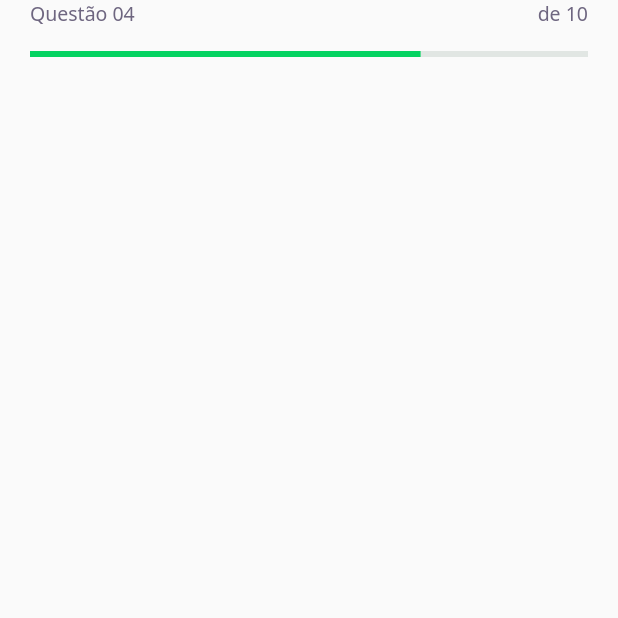
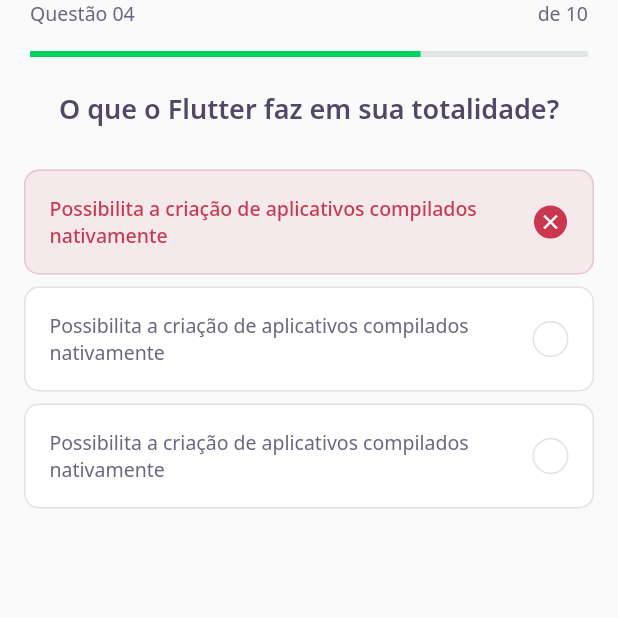
Before and after one commit to edilson-rodrigues/flutter_quiz_nlw, a Flutter app: the screen it shows after launch, on a phone screen of 412 x 824 dp, the top half of it. Run offline on Flutter 3.47's test engine with Material 2 defaults, Android fonts, the phone set to English and light mode, and no system bars; our stand-ins replace google_fonts.

Commit message:
trilha flutter 02

```diff
--- /dev/null
+++ b/lib/challenge/awnser/awnser_widget.dart
@@ -0,0 +1,87 @@
+import 'package:dev_quiz/core/app_colors.dart';
+import 'package:dev_quiz/core/core.dart';
+import 'package:flutter/material.dart';
+
+class AwnserWidget extends StatelessWidget {
+  final String title;
+  final bool isRight;
+  final bool isSelected;
+
+  const AwnserWidget({
+    Key? key,
+    required this.title,
+    this.isRight = false,
+    this.isSelected = false,
+  }) : super(key: key);
+
+  Color get _selectedColorRight =>
+      isRight ? AppColors.darkGreen : AppColors.darkRed;
+
+  Color get _selectedBorderRight =>
+      isRight ? AppColors.lightGreen : AppColors.lightRed;
+
+  Color get _selectedColorCardRight =>
+      isRight ? AppColors.lightGreen : AppColors.lightRed;
+
+  Color get _selectedBorderCardRight =>
+      isRight ? AppColors.green : AppColors.red;
+
+  TextStyle get _selectedTextStyleRight =>
+      isRight ? AppTextStyles.bodyDarkGreen : AppTextStyles.bodyDarkRed;
+
+  IconData get _selectedIconRight => isRight ? Icons.check : Icons.close;
+
+  @override
+  Widget build(BuildContext context) {
+    return Padding(
+      padding: const EdgeInsets.symmetric(
+        horizontal: 16.0,
+        vertical: 4.0,
+      ),
+      child: Container(
+        padding: EdgeInsets.all(16),
+        decoration: BoxDecoration(
+          color: isSelected ? _selectedColorCardRight : AppColors.white,
+          borderRadius: BorderRadius.circular(10),
+          border: Border.fromBorderSide(
+            BorderSide(
+              color: isSelected ? _selectedBorderCardRight : AppColors.border,
+            ),
+          ),
+        ),
+        child: Row(
+          mainAxisAlignment: MainAxisAlignment.spaceBetween,
+          children: [
+            Expanded(
+              child: Text(
+                title,
+                style:
+                    isSelected ? _selectedTextStyleRight : AppTextStyles.body,
+              ),
+            ),
+            Container(
+              height: 24,
+              width: 24,
+              decoration: BoxDecoration(
+                color: isSelected ? _selectedColorRight : AppColors.white,
+                borderRadius: BorderRadius.circular(50),
+                border: Border.fromBorderSide(
+                  BorderSide(
+                    color: isSelected ? _selectedBorderRight : AppColors.border,
+                  ),
+                ),
+              ),
+              child: isSelected
+                  ? Icon(
+                      _selectedIconRight,
+                      size: 16,
+                      color: AppColors.white,
+                    )
+                  : null,
+            ),
+          ],
+        ),
+      ),
+    );
+  }
+}
--- a/lib/challenge/challenge_page.dart
+++ b/lib/challenge/challenge_page.dart
@@ -1,4 +1,5 @@
 import 'package:dev_quiz/challenge/question_indicator/question_indicator_widget.dart';
+import 'package:dev_quiz/challenge/quiz/quiz_widget.dart';
 import 'package:flutter/material.dart';
 
 class ChallengePage extends StatefulWidget {
@@ -17,6 +18,9 @@ class _ChallengePageState extends State<ChallengePage> {
           child: QuestionIndicatorWidget(),
         ),
       ),
+      body: QuizWidget(
+        title: 'O que o Flutter faz em sua totalidade?',
+      ),
     );
   }
 }
--- /dev/null
+++ b/lib/challenge/quiz/quiz_widget.dart
@@ -0,0 +1,38 @@
+import 'package:dev_quiz/challenge/awnser/awnser_widget.dart';
+import 'package:dev_quiz/core/app_text_styles.dart';
+import 'package:flutter/material.dart';
+
+class QuizWidget extends StatelessWidget {
+  final String title;
+
+  const QuizWidget({
+    Key? key,
+    required this.title,
+  }) : super(key: key);
+
+  @override
+  Widget build(BuildContext context) {
+    return Column(
+      children: [
+        Text(
+          title,
+          style: AppTextStyles.heading,
+        ),
+        SizedBox(
+          height: 24,
+        ),
+        AwnserWidget(
+          isRight: false,
+          isSelected: true,
+          title: 'Possibilita a criação de aplicativos compilados nativamente',
+        ),
+        AwnserWidget(
+          title: 'Possibilita a criação de aplicativos compilados nativamente',
+        ),
+        AwnserWidget(
+          title: 'Possibilita a criação de aplicativos compilados nativamente',
+        ),
+      ],
+    );
+  }
+}
```
